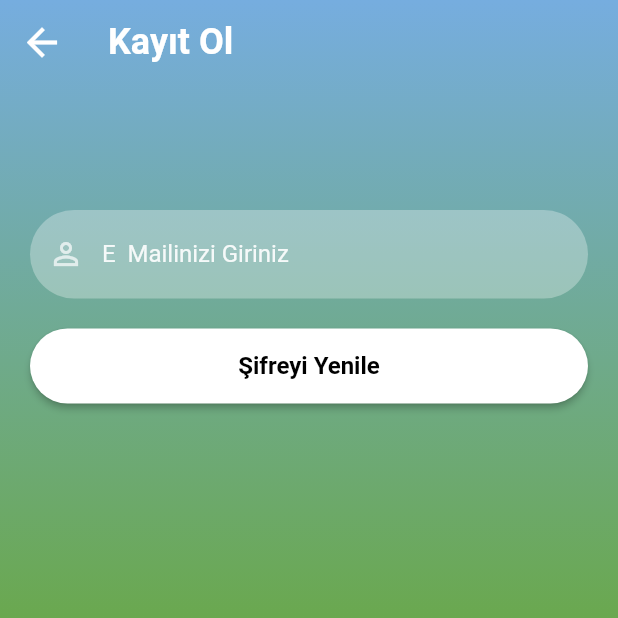
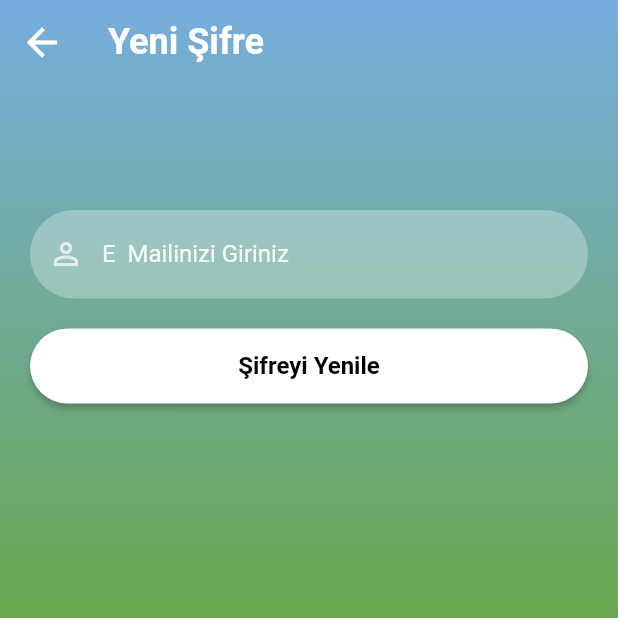
Before and after one commit to atakanarslan06/MyOrchard, a Flutter app: the YeniSifreEkran screen opened directly, on a phone screen of 412 x 824 dp, the top half of it. Run offline on Flutter 3.47's test engine with Material 2 defaults, Android fonts, the phone set to English and light mode, and no system bars; our stand-ins replace firebase_auth, firebase_core, lottie; accounts and stored records are empty.

Commit message:
My Orchard

```diff
--- a/lib/view/screens/yeni_sifre.dart
+++ b/lib/view/screens/yeni_sifre.dart
@@ -35,7 +35,7 @@ class _YeniSifreEkranState extends State<YeniSifreEkran> {
         backgroundColor: Colors.transparent,
         elevation: 0,
         title: const Text(
-          "Kayıt Ol",
+          "Yeni Şifre",
           style: TextStyle(
               fontSize: 24, fontWeight: FontWeight.bold, color: Colors.white),
         ),
```
